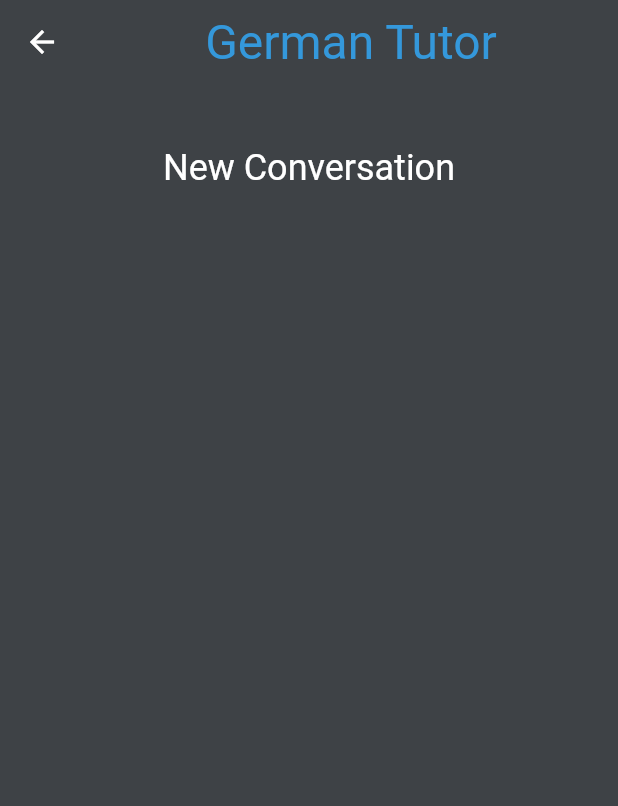
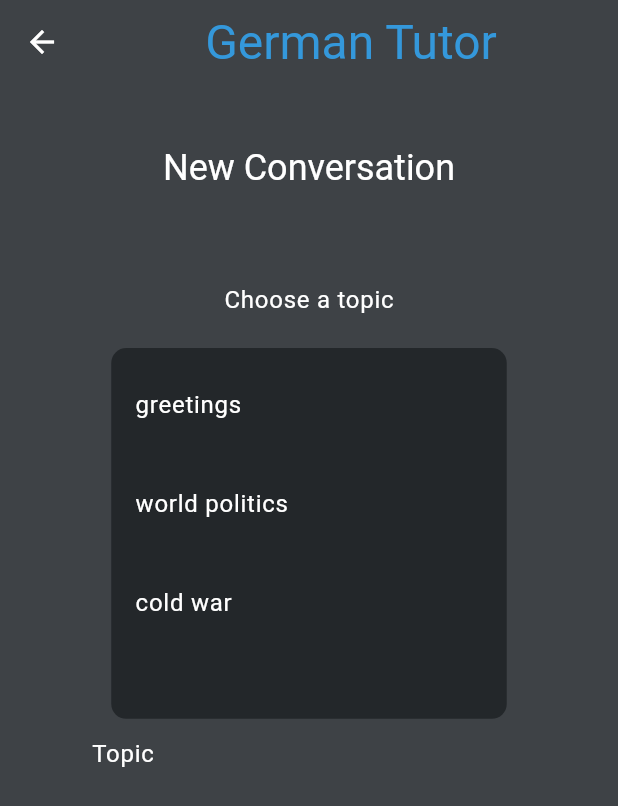
Before and after one commit to John-Ad/multilingual_chat, a Flutter app: the screen it shows after launch, after a tap on the "add" icon, on a phone screen of 412 x 824 dp. Shown: the top 806 px of the screen. Run offline on Flutter 3.47's test engine with Material 2 defaults, Android fonts, the phone set to English and light mode, and no system bars; our stand-ins replace sqflite; accounts and stored records are empty; statements that could not run were skipped.

Commit message:
clicking on suggestions puts that suggestion in the edit box

```diff
--- a/lib/views/newConversation.dart
+++ b/lib/views/newConversation.dart
@@ -14,11 +14,10 @@ class NewConversation extends StatefulWidget {
 
 class _NewConversationState extends State<NewConversation> {
   final ConversationsService _conversationsService = ConversationsService();
-
-  String _topic = '';
+  final TextEditingController _topicController = TextEditingController();
 
   void _addConversation() async {
-    if (await _conversationsService.add(_topic)) {
+    if (await _conversationsService.add(_topicController.text)) {
       debugPrint('Conversation added');
     } else {
       debugPrint('Conversation not added');
@@ -28,6 +27,12 @@ class _NewConversationState extends State<NewConversation> {
   @override
   Widget build(BuildContext context) {
     var theme = Theme.of(context);
+
+    var topics = [
+      "greetings",
+      "world politics",
+      "cold war",
+    ];
 
     return Scaffold(
       appBar: AppBar(
@@ -61,6 +66,79 @@ class _NewConversationState extends State<NewConversation> {
               ),
             ),
           ),
+          Padding(
+            padding: const EdgeInsets.fromLTRB(40, 40, 40, 0),
+            child: Container(
+              width: MediaQuery.of(context).size.width * 0.8,
+              height: MediaQuery.of(context).size.height * 0.6,
+              decoration: BoxDecoration(
+                color: theme.colorScheme.surface,
+                borderRadius: BorderRadius.circular(10.0),
+              ),
+              child: Column(
+                mainAxisAlignment: MainAxisAlignment.center,
+                children: [
+                  Padding(
+                    padding: const EdgeInsets.fromLTRB(0, 20, 0, 0),
+                    child: Text(
+                      "Choose a topic",
+                      style: theme.textTheme.bodyLarge!.copyWith(
+                        color: theme.colorScheme.onPrimary,
+                      ),
+                    ),
+                  ),
+                  Padding(
+                    padding: const EdgeInsets.fromLTRB(0, 20, 0, 0),
+                    child: Container(
+                      width: (MediaQuery.of(context).size.width * 0.8) * 0.8,
+                      height: (MediaQuery.of(context).size.height * 0.6) * 0.5,
+                      decoration: BoxDecoration(
+                        color: theme.colorScheme.primary,
+                        borderRadius: BorderRadius.circular(10.0),
+                      ),
+                      child: ListView(
+                        children: [
+                          for (var topic in topics)
+                            Padding(
+                              padding: const EdgeInsets.fromLTRB(0, 10, 0, 0),
+                              child: ListTile(
+                                title: Text(
+                                  topic,
+                                  style: theme.textTheme.bodyLarge!.copyWith(
+                                    color: theme.colorScheme.onPrimary,
+                                  ),
+                                ),
+                                onTap: () {
+                                  _topicController.text = topic;
+                                },
+                              ),
+                            ),
+                        ],
+                      ),
+                    ),
+                  ),
+                  Expanded(
+                    child: Padding(
+                      padding: const EdgeInsets.fromLTRB(20, 0, 0, 0),
+                      child: TextField(
+                        controller: _topicController,
+                        style: theme.textTheme.bodyLarge!.copyWith(
+                          color: theme.colorScheme.onPrimary,
+                        ),
+                        decoration: InputDecoration(
+                          border: InputBorder.none,
+                          hintText: 'Topic',
+                          hintStyle: theme.textTheme.bodyLarge!.copyWith(
+                            color: theme.colorScheme.onPrimary,
+                          ),
+                        ),
+                      ),
+                    ),
+                  ),
+                ],
+              ),
+            ),
+          ),
         ],
       ),
     );
```
